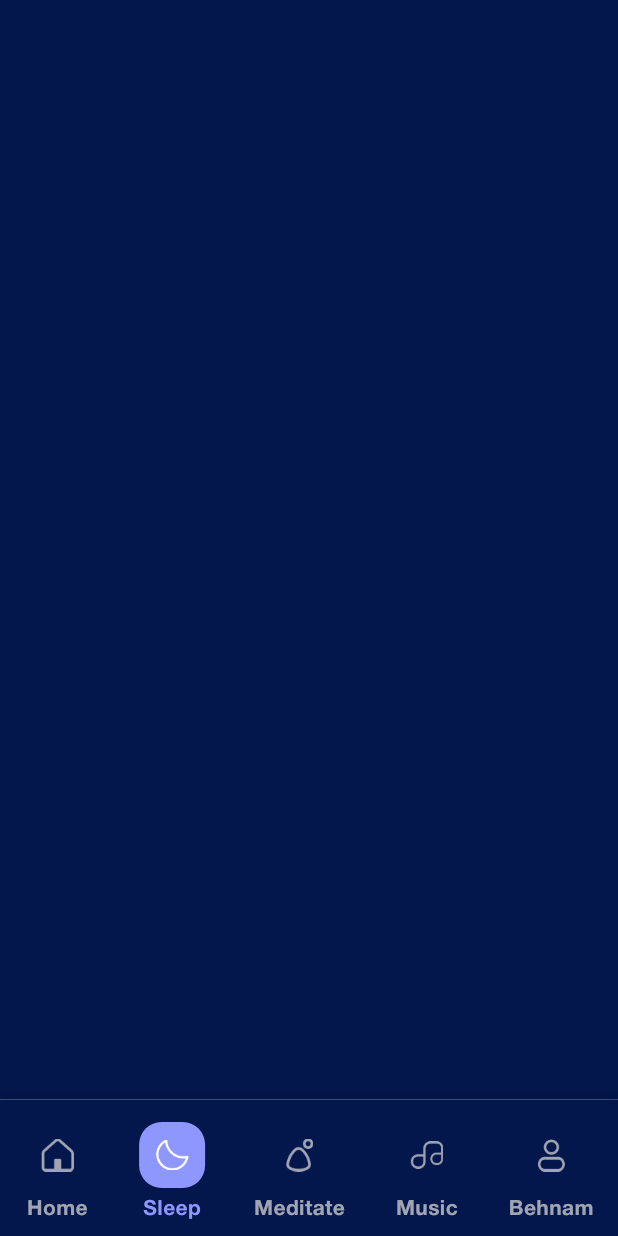
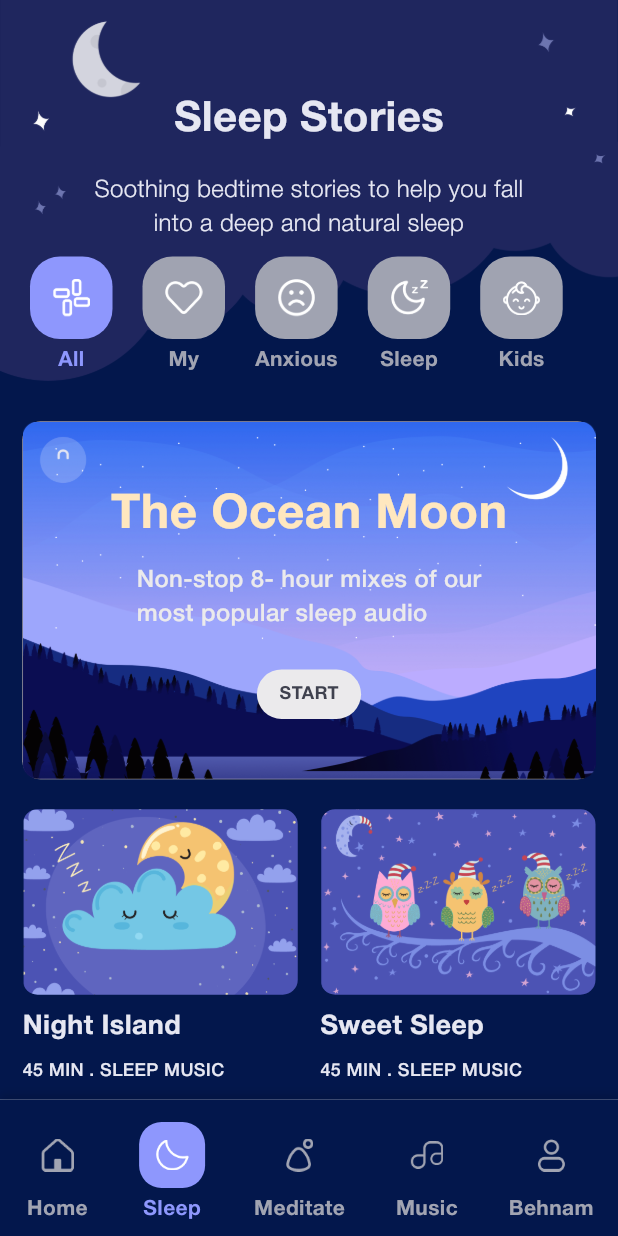
Before and after one commit to soltani-ard/Meditation-UI, a Flutter app: the MainTabViewScreen screen opened directly, item 2 of the bottom bar chosen, on a phone screen of 412 x 824 dp. Run offline on Flutter 3.47's test engine with Material 3 defaults, Android fonts, the phone set to English and light mode, and no system bars; our stand-ins replace flutter_svg.

Commit message:
Added Sleep Screen to UI

```diff
--- a/lib/screens/main_tab_view/main_tab_view_screen.dart
+++ b/lib/screens/main_tab_view/main_tab_view_screen.dart
@@ -3,6 +3,7 @@ import 'package:meditation_ui/common/widgets/tab_button.dart';
 import 'package:meditation_ui/screens/home/home_screen.dart';
 import 'package:meditation_ui/screens/meditate/meditate_screen.dart';
 import 'package:meditation_ui/screens/music/music_screen.dart';
+import 'package:meditation_ui/screens/sleep/sleep_screen.dart';
 import 'package:meditation_ui/utils/constants/colors.dart';
 import 'package:meditation_ui/utils/constants/image_strings.dart';
 import 'package:meditation_ui/utils/constants/strings.dart';
@@ -43,9 +44,7 @@ class _MainTabViewScreenState extends State<MainTabViewScreen>
         controller: controller,
         children: [
           HomeScreen(),
-          Container(
-            color: TColors.sleepColor,
-          ),
+          const SleepScreen(),
           const MeditateScreen(),
           MusicScreen(),
           Container(
--- /dev/null
+++ b/lib/screens/sleep/sleep_screen.dart
@@ -0,0 +1,300 @@
+import 'package:flutter/material.dart';
+import 'package:meditation_ui/screens/sleep/sleep_welcome_screen.dart';
+import 'package:meditation_ui/utils/constants/colors.dart';
+import 'package:meditation_ui/utils/constants/image_strings.dart';
+import 'package:meditation_ui/utils/constants/strings.dart';
+import 'package:meditation_ui/utils/extensions/extensions.dart';
+
+class SleepScreen extends StatefulWidget {
+  const SleepScreen({super.key});
+
+  @override
+  State<SleepScreen> createState() => _SleepScreenState();
+}
+
+class _SleepScreenState extends State<SleepScreen> {
+  late int selectedIndex = 0;
+  List catArr = [
+    {"icon": TImages.meditationAllIcon, "title": "All"},
+    {"icon": TImages.meditationFavIcon, "title": "My"},
+    {"icon": TImages.meditationAnxiousIcon, "title": "Anxious"},
+    {"icon": TImages.meditationSleepBtn, "title": "Sleep"},
+    {"icon": TImages.meditationKidsIcon, "title": "Kids"},
+  ];
+
+  final List listArr = [
+    {
+      "image": TImages.musicImage1,
+      "title": "Night Island",
+      "subtitle": "45 MIN . SLEEP MUSIC"
+    },
+    {
+      "image": TImages.musicImage2,
+      "title": "Sweet Sleep",
+      "subtitle": "45 MIN . SLEEP MUSIC"
+    },
+    {
+      "image": TImages.musicImage3,
+      "title": "Good Night",
+      "subtitle": "45 MIN . SLEEP MUSIC"
+    },
+    {
+      "image": TImages.musicImage4,
+      "title": "Moon Clouds",
+      "subtitle": "45 MIN . SLEEP MUSIC"
+    },
+    {
+      "image": TImages.musicImage2,
+      "title": "Night Island",
+      "subtitle": "45 MIN . SLEEP MUSIC"
+    },
+    {
+      "image": TImages.musicImage1,
+      "title": "Sweet Sleep",
+      "subtitle": "45 MIN . SLEEP MUSIC"
+    },
+    {
+      "image": TImages.musicImage4,
+      "title": "Good Night",
+      "subtitle": "45 MIN . SLEEP MUSIC"
+    },
+    {
+      "image": TImages.musicImage3,
+      "title": "Moon Clouds",
+      "subtitle": "45 MIN . SLEEP MUSIC"
+    },
+  ];
+
+  @override
+  Widget build(BuildContext context) {
+    return Scaffold(
+      backgroundColor: TColors.sleepColor,
+      body: SingleChildScrollView(
+        child: Column(
+          children: [
+            Stack(
+              alignment: Alignment.topCenter,
+              children: [
+                Image.asset(TImages.sleepTop,
+                    width: double.maxFinite, fit: BoxFit.fitWidth),
+                Column(
+                  children: [
+                    const SizedBox(
+                      height: 60,
+                    ),
+                    Row(
+                      mainAxisAlignment: MainAxisAlignment.center,
+                      children: [
+                        Text(
+                          TTexts.sleepStories,
+                          maxLines: 1,
+                          style: TextStyle(
+                              color: TColors.sleepTextColor,
+                              fontSize: 28,
+                              fontWeight: FontWeight.w700),
+                        ),
+                      ],
+                    ),
+                    const SizedBox(
+                      height: 15,
+                    ),
+                    Padding(
+                      padding: const EdgeInsets.symmetric(horizontal: 20),
+                      child: Text(
+                        TTexts.sleepStoriesSubTitle,
+                        textAlign: TextAlign.center,
+                        style: TextStyle(
+                            color: TColors.sleepTextColor,
+                            fontSize: 16,
+                            fontWeight: FontWeight.w300),
+                      ),
+                    ),
+                    SizedBox(
+                      height: 120,
+                      child: ListView.separated(
+                        scrollDirection: Axis.horizontal,
+                        itemCount: catArr.length,
+                        padding: const EdgeInsets.symmetric(
+                            horizontal: 20, vertical: 10),
+                        itemBuilder: (context, index) {
+                          var cObj = catArr[index];
+                          return GestureDetector(
+                            onTap: () {
+                              selectedIndex = index;
+                              setState(() {});
+                            },
+                            child: Column(
+                              children: [
+                                Container(
+                                  width: 55,
+                                  height: 55,
+                                  decoration: BoxDecoration(
+                                      color: selectedIndex == index
+                                          ? TColors.primary
+                                          : const Color(0xffA0A3B1),
+                                      borderRadius: BorderRadius.circular(20)),
+                                  alignment: Alignment.center,
+                                  child: Image.asset(
+                                    cObj['icon'],
+                                    width: 25,
+                                    height: 25,
+                                    color: Colors.white,
+                                  ),
+                                ),
+                                const SizedBox(
+                                  height: 4,
+                                ),
+                                Text(
+                                  cObj["title"],
+                                  style: TextStyle(
+                                    color: selectedIndex == index
+                                        ? TColors.primary
+                                        : TColors.secondaryText,
+                                    fontSize: 14,
+                                    fontWeight: FontWeight.w600,
+                                  ),
+                                )
+                              ],
+                            ),
+                          );
+                        },
+                        separatorBuilder: (context, index) => const SizedBox(
+                          width: 20,
+                        ),
+                      ),
+                    ),
+                    Container(
+                      margin: const EdgeInsets.symmetric(horizontal: 15),
+                      width: double.maxFinite,
+                      decoration: BoxDecoration(
+                        color: const Color(0xffF1DDCF),
+                        borderRadius: BorderRadius.circular(12),
+                      ),
+                      child: Stack(
+                        alignment: Alignment.center,
+                        children: [
+                          Image.asset(
+                            TImages.sleepBox,
+                            width: double.maxFinite,
+                            fit: BoxFit.fitWidth,
+                          ),
+                          Padding(
+                            padding: const EdgeInsets.symmetric(
+                                horizontal: 15, vertical: 15),
+                            child: Row(
+                              children: [
+                                Expanded(
+                                    child: Column(
+                                  mainAxisAlignment: MainAxisAlignment.center,
+                                  crossAxisAlignment: CrossAxisAlignment.center,
+                                  children: [
+                                    const Text(
+                                      "The Ocean Moon",
+                                      style: TextStyle(
+                                        color: Color(0xffFFE7BF),
+                                        fontSize: 32,
+                                        fontWeight: FontWeight.w700,
+                                      ),
+                                    ),
+                                    const SizedBox(
+                                      height: 8,
+                                    ),
+                                    Text(
+                                      "Non-stop 8- hour mixes of our\nmost popular sleep audio",
+                                      style: TextStyle(
+                                        color: TColors.tertiary,
+                                        fontSize: 16,
+                                      ),
+                                    ),
+                                    const SizedBox(
+                                      height: 25,
+                                    ),
+                                    InkWell(
+                                      onTap: () {
+                                        context
+                                            .push(const SleepWelcomeScreen());
+                                      },
+                                      child: Container(
+                                        decoration: BoxDecoration(
+                                            color: TColors.tertiary,
+                                            borderRadius:
+                                                BorderRadius.circular(20)),
+                                        padding: const EdgeInsets.symmetric(
+                                            vertical: 8, horizontal: 15),
+                                        child: Text(
+                                          "START",
+                                          style: TextStyle(
+                                            color: TColors.primaryText,
+                                            fontSize: 12,
+                                            fontWeight: FontWeight.w600,
+                                          ),
+                                        ),
+                                      ),
+                                    )
+                                  ],
+                                )),
+                              ],
+                            ),
+                          )
+                        ],
+                      ),
+                    ),
+                  ],
+                ),
+              ],
+            ),
+            GridView.builder(
+              itemCount: listArr.length,
+              padding: const EdgeInsets.symmetric(horizontal: 15, vertical: 20),
+              physics: const NeverScrollableScrollPhysics(),
+              shrinkWrap: true,
+              gridDelegate: const SliverGridDelegateWithFixedCrossAxisCount(
+                crossAxisCount: 2,
+                crossAxisSpacing: 15,
+                mainAxisSpacing: 15,
+                childAspectRatio: 0.95,
+              ),
+              itemBuilder: (context, index) {
+                var cObj = listArr[index];
+                return Column(
+                  crossAxisAlignment: CrossAxisAlignment.start,
+                  children: [
+                    ClipRRect(
+                      borderRadius: BorderRadius.circular(10),
+                      child: Image.asset(
+                        cObj['image'],
+                        width: double.maxFinite,
+                        height: context.width * 0.3,
+                        fit: BoxFit.cover,
+                      ),
+                    ),
+                    const SizedBox(
+                      height: 8,
+                    ),
+                    Text(
+                      cObj['title'],
+                      maxLines: 1,
+                      style: TextStyle(
+                          color: TColors.sleepTextColor,
+                          fontWeight: FontWeight.w700,
+                          fontSize: 18),
+                    ),
+                    const SizedBox(
+                      height: 8,
+                    ),
+                    Text(
+                      cObj['subtitle'],
+                      maxLines: 1,
+                      style: TextStyle(
+                          color: TColors.sleepTextColor, fontSize: 12),
+                    ),
+                  ],
+                );
+              },
+            ),
+          ],
+        ),
+      ),
+    );
+  }
+}
--- a/lib/utils/constants/image_strings.dart
+++ b/lib/utils/constants/image_strings.dart
@@ -75,4 +75,11 @@ class TImages {
   static const String musicImage2 = "assets/images/music/mu2.png";
   static const String musicImage3 = "assets/images/music/mu3.png";
   static const String musicImage4 = "assets/images/music/mu4.png";
+
+  // ---------------------- Sleep -------------------------
+  static const String sleepBox = "assets/images/sleep/sleep_box.png";
+  static const String sleepDetailTop = "assets/images/sleep/sleep_detail_top.png";
+  static const String sleepTop = "assets/images/sleep/top_sleep.png";
+  static const String sleepBirds = "assets/images/sleep/birds.png";
+  static const String sleepWelcomeBackground = "assets/images/sleep/welcome_sleep_background.png";
 }
--- a/lib/utils/constants/strings.dart
+++ b/lib/utils/constants/strings.dart
@@ -72,4 +72,9 @@ class TTexts {
   static const String meditate = 'Meditate';
   static const String meditateSubTitle =
       'we can learn how to recognize when our minds are doing their normal everyday acrobatics.';
+  // ------------------- Sleep Screen -------------------
+  static const String titleSleepWelcome = 'Welcome to Sleep';
+  static const String subTitleSleepWelcome = 'Explore the new king of sleep. It uses sound visualization to create perfect conditions for refreshing sleep.';
+  static const String sleepStories = 'Sleep Stories';
+  static const String sleepStoriesSubTitle = 'Soothing bedtime stories to help you fall\ninto a deep and natural sleep';
 }
--- a/pubspec.yaml
+++ b/pubspec.yaml
@@ -74,6 +74,7 @@ flutter:
     - assets/images/course_detail/
     - assets/images/meditate/
     - assets/images/music/
+    - assets/images/sleep/
 
   # An image asset can refer to one or more resolution-specific "variants", see
   # https://flutter.dev/assets-and-images/#resolution-aware
```
Also changed, not shown: lib/screens/sleep/sleep_stories_detail_screen.dart (added, +250 -0 lines), lib/screens/sleep/sleep_welcome_screen.dart (added, +67 -0 lines), assets/images/sleep/birds.png (added), assets/images/sleep/sleep_box.png (added), assets/images/sleep/sleep_detail_top.png (added), assets/images/sleep/top_sleep.png (added), assets/images/sleep/welcome_sleep_background.png (added).
